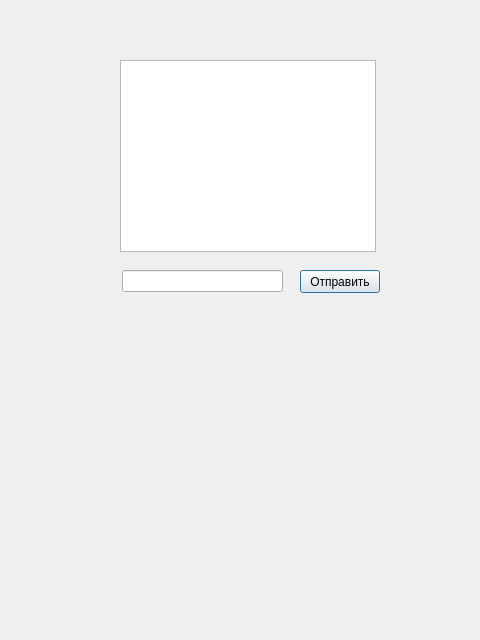
AltoKlef/QtChat, file client/privatechatwindow.ui: the form before one commit.
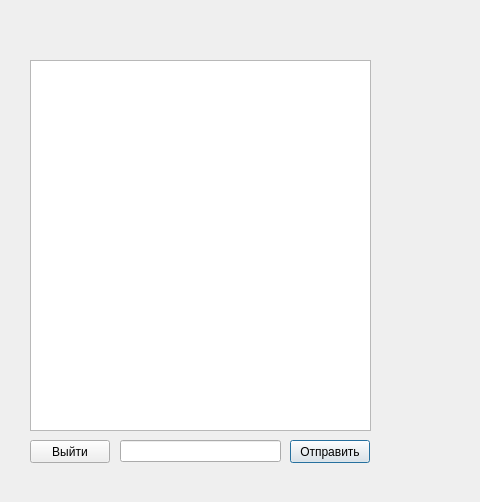
The form after the commit.

```diff
--- a/client/privatechatwindow.ui
+++ b/client/privatechatwindow.ui
@@ -7,7 +7,7 @@
     <x>0</x>
     <y>0</y>
     <width>480</width>
-    <height>640</height>
+    <height>502</height>
    </rect>
   </property>
   <property name="windowTitle">
@@ -16,18 +16,18 @@
   <widget class="QTextBrowser" name="chat">
    <property name="geometry">
     <rect>
-     <x>120</x>
+     <x>30</x>
      <y>60</y>
-     <width>256</width>
-     <height>192</height>
+     <width>341</width>
+     <height>371</height>
     </rect>
    </property>
   </widget>
   <widget class="QPushButton" name="sendButton">
    <property name="geometry">
     <rect>
-     <x>300</x>
-     <y>270</y>
+     <x>290</x>
+     <y>440</y>
      <width>80</width>
      <height>23</height>
     </rect>
@@ -39,13 +39,26 @@
   <widget class="QLineEdit" name="messageLineEdit">
    <property name="geometry">
     <rect>
-     <x>122</x>
-     <y>270</y>
+     <x>120</x>
+     <y>440</y>
      <width>161</width>
      <height>22</height>
     </rect>
    </property>
   </widget>
+  <widget class="QPushButton" name="exitButton">
+   <property name="geometry">
+    <rect>
+     <x>30</x>
+     <y>440</y>
+     <width>80</width>
+     <height>23</height>
+    </rect>
+   </property>
+   <property name="text">
+    <string>Выйти</string>
+   </property>
+  </widget>
  </widget>
  <resources/>
  <connections/>
```
